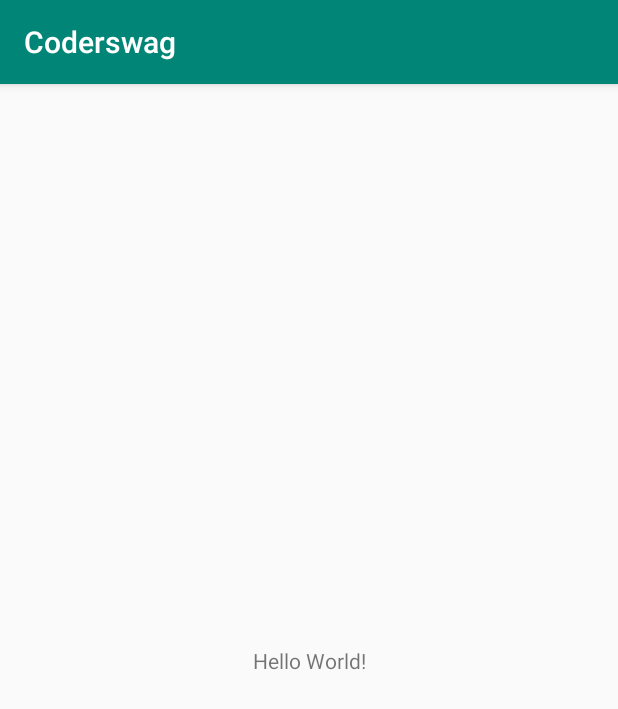
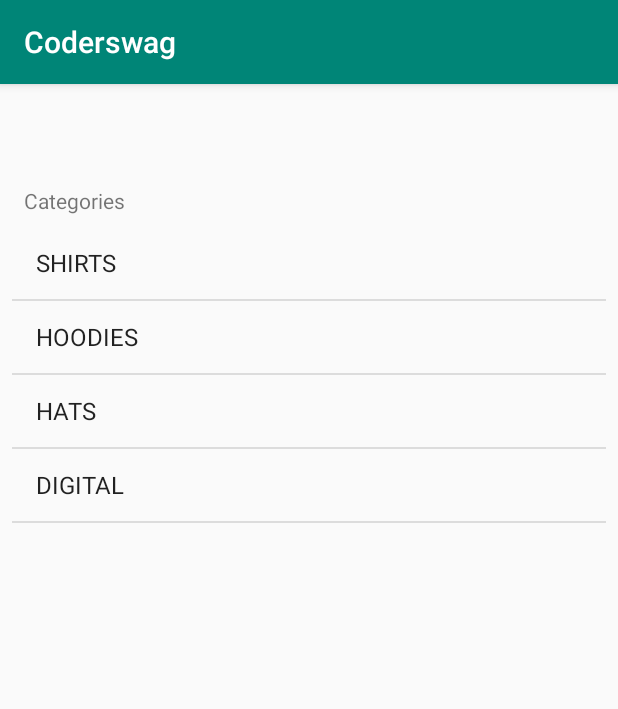
Before and after one commit to zbigniewCzosnyka/CodeSwag, an Android app: the screen it shows after launch (MainActivity), on a phone screen of 412 x 824 dp. Shown: the top 709 px of the screen. Run offline under Robolectric (Android 15) with nearby library versions, the phone set to English and light mode, and no system bars.

Commit message:
cat list item added

```diff
--- a/app/src/main/java/com/example/coderswag/Controller/MainActivity.kt
+++ b/app/src/main/java/com/example/coderswag/Controller/MainActivity.kt
@@ -2,12 +2,26 @@ package com.example.coderswag.Controller
 
 import androidx.appcompat.app.AppCompatActivity
 import android.os.Bundle
+import android.widget.ArrayAdapter
+import com.example.coderswag.Model.Category
 import com.example.coderswag.R
+import com.example.coderswag.Services.DataService
+import kotlinx.android.synthetic.main.activity_main.*
 
 class MainActivity : AppCompatActivity() {
+
+    lateinit var adapter  : ArrayAdapter<Category>
 
     override fun onCreate(savedInstanceState: Bundle?) {
         super.onCreate(savedInstanceState)
         setContentView(R.layout.activity_main)
+
+        adapter = ArrayAdapter(this,
+            android.R.layout.simple_list_item_1,
+            DataService.categories)
+
+        categoryListView.adapter = adapter
     }
+
+
 }
--- a/app/src/main/java/com/example/coderswag/Model/Category.kt
+++ b/app/src/main/java/com/example/coderswag/Model/Category.kt
@@ -1,4 +1,8 @@
 package com.example.coderswag.Model
 
 class Category(val title: String, val image: String) {
+
+    override fun toString(): String {
+        return title
+    }
 }
--- a/app/src/main/res/layout/activity_main.xml
+++ b/app/src/main/res/layout/activity_main.xml
@@ -10,10 +10,19 @@
     <TextView
             android:layout_width="wrap_content"
             android:layout_height="wrap_content"
-            android:text="Hello World!"
+            android:text="Categories"
             app:layout_constraintBottom_toBottomOf="parent"
             app:layout_constraintLeft_toLeftOf="parent"
             app:layout_constraintRight_toRightOf="parent"
-            app:layout_constraintTop_toTopOf="parent"/>
+            app:layout_constraintTop_toTopOf="parent" app:layout_constraintHorizontal_bias="0.101"
+            app:layout_constraintVertical_bias="0.071" android:layout_marginTop="16dp"
+            app:layout_constraintStart_toStartOf="parent" android:layout_marginStart="16dp" android:id="@+id/textView"/>
+    <ListView
+            android:layout_width="match_parent"
+            android:layout_height="0dp" android:layout_marginTop="8dp"
+            app:layout_constraintTop_toBottomOf="@+id/textView" app:layout_constraintStart_toStartOf="parent"
+            android:layout_marginStart="8dp" app:layout_constraintEnd_toEndOf="parent" android:layout_marginEnd="8dp"
+            android:layout_marginBottom="8dp" app:layout_constraintBottom_toBottomOf="parent"
+            android:id="@+id/categoryListView"/>
 
 </androidx.constraintlayout.widget.ConstraintLayout>
```
Also changed, not shown: app/src/main/res/layout/category_list_item.xml (added, +27 -0 lines).
